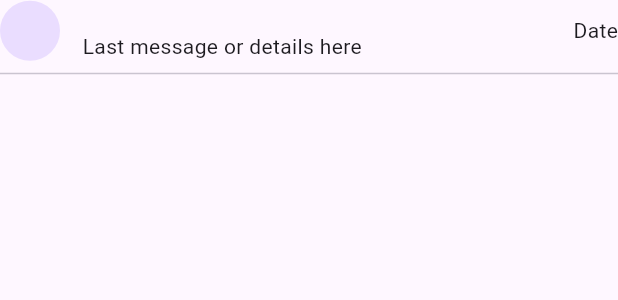
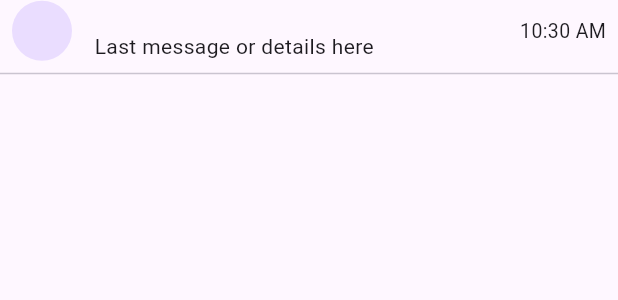
Before and after one commit to khaledelnagdy10/chit_chat, a Flutter app: the AllChatsScreen widget shown alone on an empty page, opened directly with empty values, on a phone screen of 412 x 824 dp. Shown: the top 300 px of the screen. Run offline on Flutter 3.47's test engine with Material 3 defaults, Android fonts, the phone set to English and light mode, and no system bars; our stand-ins replace bloc, cloud_firestore, firebase_auth, firebase_core, flutter_bloc; accounts and stored records are empty.

Commit message:
add update time &format to each group

```diff
--- a/lib/features/home/presentation/view/widgets/chat_column.dart
+++ b/lib/features/home/presentation/view/widgets/chat_column.dart
@@ -1,19 +1,40 @@
 import 'package:chit_chat/features/home/presentation/view/group_chat_view.dart';
 import 'package:flutter/material.dart';
+import 'package:intl/intl.dart';
 
-class AllChatsScreen extends StatelessWidget {
+class AllChatsScreen extends StatefulWidget {
   final String groupName;
 
   const AllChatsScreen({super.key, required this.groupName});
 
   @override
+  State<AllChatsScreen> createState() => _AllChatsScreenState();
+}
+
+class _AllChatsScreenState extends State<AllChatsScreen> {
+  String currentTime = DateTime.now().toString();
+  void updateTime() {
+    setState(() {
+      currentTime = DateFormat('hh:mm a').format(DateTime.now());
+    });
+  }
+
+  @override
+  void initState() {
+    updateTime();
+    super.initState();
+  }
+
+  @override
   Widget build(BuildContext context) {
     return Column(
       children: [
-        GestureDetector(
+        Padding(
+          padding: const EdgeInsets.only(left: 8.0, right: 8.0),
+          child: GestureDetector(
             onTap: () {
               Navigator.push(context, MaterialPageRoute(builder: (context) {
-              return GroupChatView();
+                return const GroupChatView();
               }));
             },
             child: Row(
@@ -25,13 +46,17 @@ class AllChatsScreen extends StatelessWidget {
                 Column(
                   crossAxisAlignment: CrossAxisAlignment.start,
                   children: [
-                  Text(groupName),
+                    Text(widget.groupName),
                     const Text('Last message or details here'),
                   ],
                 ),
                 const Spacer(),
-              const Text('Date'),
+                Text(
+                  currentTime,
+                  style: const TextStyle(fontSize: 13),
+                ),
               ],
+            ),
           ),
         ),
         const Divider()
--- a/pubspec.yaml
+++ b/pubspec.yaml
@@ -8,11 +8,13 @@ environment:
 
 dependencies:
   cloud_firestore: ^5.4.0
+  date_time: ^0.11.0
   firebase_auth: ^5.2.0
   firebase_core: ^3.4.0
   flutter:
     sdk: flutter
   flutter_bloc: ^8.1.6
+  intl: ^0.19.0
 
 dev_dependencies:
   flutter_test:
```
Also changed, not shown: pubspec.lock. Lines whose indentation alone changed are shown as unchanged.
